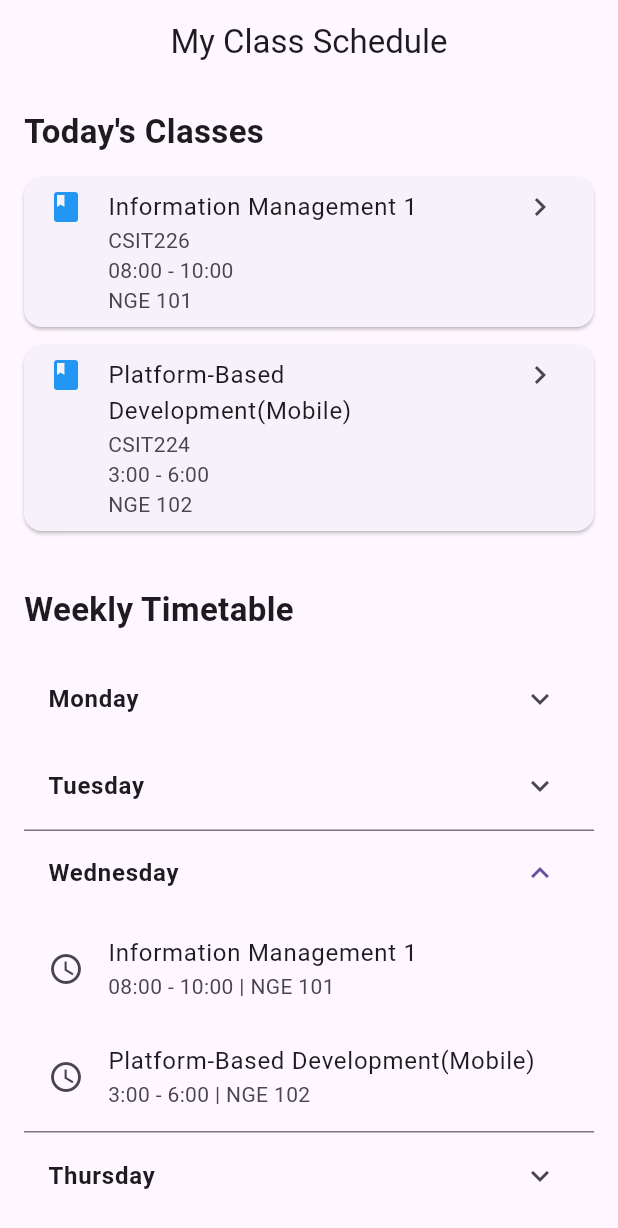
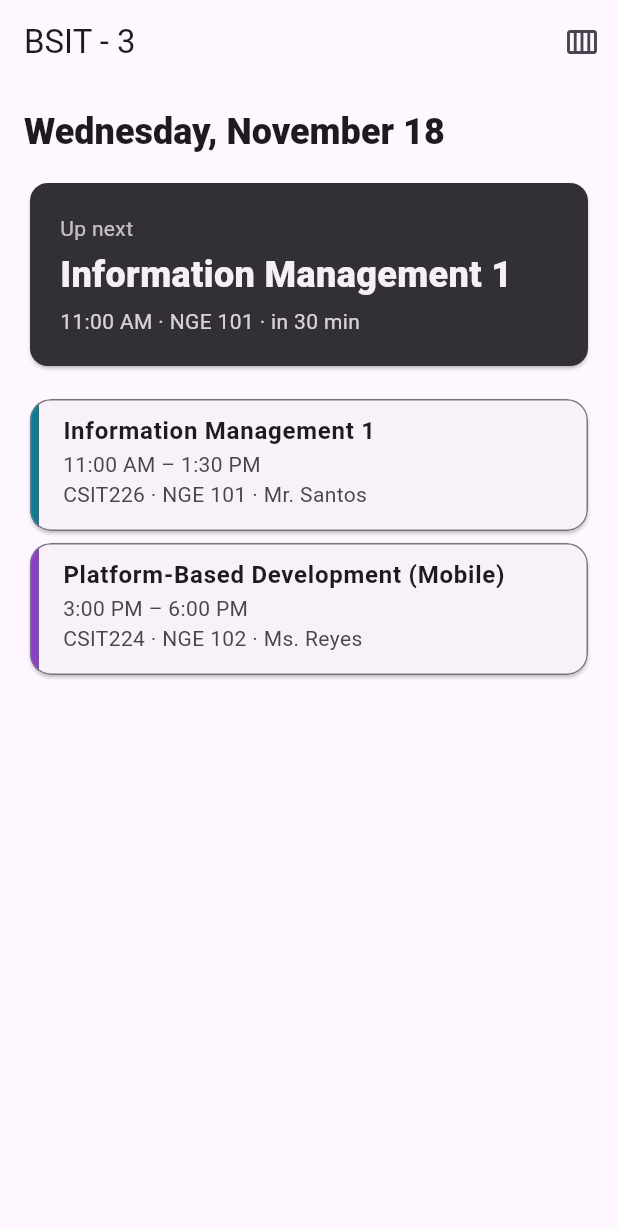
Before and after one commit to athena0311/CSIT284-Capstone-Benemerito, a Flutter app: the screen it shows after launch, on a phone screen of 412 x 824 dp. Shown: the top 1228 px of the screen. Run offline on Flutter 3.47's test engine with Material 3 defaults, Android fonts, the phone set to English and light mode, and no system bars.

Commit message:
add home screen showing today's classes with current/next status

```diff
--- a/capstone_benemerito/lib/data/dummy_items.dart
+++ b/capstone_benemerito/lib/data/dummy_items.dart
@@ -1,53 +1,28 @@
-
-class ScheduleItem {
-  final String id;
-  final String subject;
-  final String subjectCode;
-  final String instructor;
-  final String room;
-  final int dayOfWeek;
-  final String startTime;
-  final String endTime;
-  final int reminderMinutesBefore;
-
-  const ScheduleItem({
-    required this.id,
-    required this.subject,
-    required this.subjectCode,
-    required this.instructor,
-    required this.room,
-    required this.dayOfWeek,
-    required this.startTime,
-    required this.endTime,
-    this.reminderMinutesBefore = 10,
-  });
-}
+import '../models/schedule_item.dart';
 
 final List<ScheduleItem> dummySchedules = [
   // MONDAY
-  ScheduleItem(
+  const ScheduleItem(
       id: '1',
       subject: 'Human Computer Interaction',
       subjectCode: 'CSIT238',
       instructor: 'Mr. Santos',
       room: 'GLE 201',
       dayOfWeek: 1,
-    startTime: '08:00',
-    endTime: '10:00',
-  ),
-  ScheduleItem(
+      startTime: '13:00',
+      endTime: '15:00'),
+  const ScheduleItem(
       id: '2',
       subject: 'Systems Administration and Maintenance',
       subjectCode: 'IT344',
       instructor: 'Ms. Reyes',
       room: 'RTL 300',
       dayOfWeek: 1,
-    startTime: '10:30',
-    endTime: '12:30',
-  ),
+      startTime: '15:00',
+      endTime: '17:00'),
 
   // TUESDAY
-  ScheduleItem(
+  const ScheduleItem(
       id: '3',
       subject: 'Information Assurance and Security',
       subjectCode: 'CSIT385',
@@ -55,9 +30,8 @@ final List<ScheduleItem> dummySchedules = [
       room: 'NGE 104',
       dayOfWeek: 2,
       startTime: '08:00',
-    endTime: '10:00',
-  ),
-  ScheduleItem(
+      endTime: '10:00'),
+  const ScheduleItem(
       id: '4',
       subject: 'Object-Oriented Programming 2',
       subjectCode: 'CSIT228',
@@ -65,33 +39,30 @@ final List<ScheduleItem> dummySchedules = [
       room: 'RTL 301',
       dayOfWeek: 2,
       startTime: '13:00',
-    endTime: '15:00',
-  ),
+      endTime: '15:00'),
 
   // WEDNESDAY
-  ScheduleItem(
+  const ScheduleItem(
       id: '5',
       subject: 'Information Management 1',
       subjectCode: 'CSIT226',
       instructor: 'Mr. Santos',
       room: 'NGE 101',
       dayOfWeek: 3,
-    startTime: '08:00',
-    endTime: '10:00',
-  ),
-  ScheduleItem(
+      startTime: '11:00',
+      endTime: '13:30'),
+  const ScheduleItem(
       id: '6',
-    subject: 'Platform-Based Development(Mobile)',
+      subject: 'Platform-Based Development (Mobile)',
       subjectCode: 'CSIT224',
       instructor: 'Ms. Reyes',
       room: 'NGE 102',
       dayOfWeek: 3,
-    startTime: '3:00',
-    endTime: '6:00',
-  ),
+      startTime: '15:00',
+      endTime: '18:00'),
 
   // THURSDAY
-  ScheduleItem(
+  const ScheduleItem(
       id: '7',
       subject: 'Data Structures and Algorithms',
       subjectCode: 'CSIT226',
@@ -99,9 +70,8 @@ final List<ScheduleItem> dummySchedules = [
       room: 'Computer Lab 1',
       dayOfWeek: 4,
       startTime: '08:00',
-    endTime: '10:00',
-  ),
-  ScheduleItem(
+      endTime: '10:00'),
+  const ScheduleItem(
       id: '8',
       subject: 'Object-Oriented Programming 2',
       subjectCode: 'CSIT228',
@@ -109,11 +79,10 @@ final List<ScheduleItem> dummySchedules = [
       room: 'NGE 102',
       dayOfWeek: 4,
       startTime: '13:00',
-    endTime: '15:00',
-  ),
+      endTime: '15:00'),
 
   // FRIDAY
-  ScheduleItem(
+  const ScheduleItem(
       id: '9',
       subject: 'Information Assurance and Security',
       subjectCode: 'CSIT385',
@@ -121,11 +90,10 @@ final List<ScheduleItem> dummySchedules = [
       room: 'Computer Lab 2',
       dayOfWeek: 5,
       startTime: '08:00',
-    endTime: '11:00',
-  ),
+      endTime: '11:00'),
 
   // SATURDAY
-  ScheduleItem(
+  const ScheduleItem(
       id: '10',
       subject: 'Physical Education',
       subjectCode: 'PATHFIT2',
@@ -133,23 +101,17 @@ final List<ScheduleItem> dummySchedules = [
       room: 'University Gym',
       dayOfWeek: 6,
       startTime: '08:00',
-    endTime: '10:00',
-  ),
+      endTime: '10:00'),
 ];
 
-// Get schedules for a specific day
+// Get schedules for a specific day (1 = Monday … 7 = Sunday)
 List<ScheduleItem> getSchedulesForDay(int day) {
-  final schedules = dummySchedules
-      .where((item) => item.dayOfWeek == day)
-      .toList();
-
-  schedules.sort((a, b) =>
-      a.startTime.compareTo(b.startTime));
-
+  final schedules =
+      dummySchedules.where((item) => item.dayOfWeek == day).toList();
+  schedules.sort((a, b) => a.startMinutes.compareTo(b.startMinutes));
   return schedules;
 }
 
 // Get today's classes
-List<ScheduleItem> getTodaysSchedules() {
-  return getSchedulesForDay(DateTime.now().weekday);
-}
+List<ScheduleItem> getTodaysSchedules() =>
+    getSchedulesForDay(DateTime.now().weekday);
--- a/capstone_benemerito/lib/models/schedule_item.dart
+++ b/capstone_benemerito/lib/models/schedule_item.dart
@@ -0,0 +1,61 @@
+import 'package:flutter/material.dart';
+
+class ScheduleItem {
+  final String id;
+  final String subject;
+  final String subjectCode;
+  final String instructor;
+  final String room;
+  final int dayOfWeek; // 1 = Monday … 7 = Sunday (DateTime.weekday)
+  final String startTime; // 24-hour "HH:mm"
+  final String endTime; // 24-hour "HH:mm"
+  final int reminderMinutesBefore;
+
+  const ScheduleItem({
+    required this.id,
+    required this.subject,
+    required this.subjectCode,
+    required this.instructor,
+    required this.room,
+    required this.dayOfWeek,
+    required this.startTime,
+    required this.endTime,
+    this.reminderMinutesBefore = 10,
+  });
+
+  static int _parse(String t) {
+    final p = t.split(':');
+    return int.parse(p[0]) * 60 + int.parse(p[1]);
+  }
+
+  /// Minutes since midnight.
+  int get startMinutes => _parse(startTime);
+  int get endMinutes => _parse(endTime);
+
+  /// Notification ids must be ints; ids in the seed data are numeric strings.
+  int get notificationId => int.parse(id);
+
+  static String format(int minutes) {
+    var h = minutes ~/ 60;
+    final m = (minutes % 60).toString().padLeft(2, '0');
+    final ap = h >= 12 ? 'PM' : 'AM';
+    h = h % 12;
+    if (h == 0) h = 12;
+    return '$h:$m $ap';
+  }
+
+  String get timeRange => '${format(startMinutes)} – ${format(endMinutes)}';
+
+  static const palette = [
+    Color(0xFF2F4BD8),
+    Color(0xFF0E8F6E),
+    Color(0xFFC2410C),
+    Color(0xFF8B3FC4),
+    Color(0xFFB4236B),
+    Color(0xFF0F7C96),
+  ];
+
+  /// Same subject code always gets the same color.
+  Color get color =>
+      palette[subjectCode.codeUnits.fold<int>(0, (a, b) => a + b) % palette.length];
+}
--- a/capstone_benemerito/lib/screens/home_screen.dart
+++ b/capstone_benemerito/lib/screens/home_screen.dart
@@ -1,120 +1,276 @@
+import 'dart:async';
 
 import 'package:flutter/material.dart';
+
 import 'package:capstone_benemerito/data/dummy_items.dart';
+import 'package:capstone_benemerito/models/schedule_item.dart';
+import 'package:capstone_benemerito/screens/timetable_screen.dart';
 
-class HomeScreen extends StatelessWidget {
+const _dayNames = [
+  '',
+  'Monday',
+  'Tuesday',
+  'Wednesday',
+  'Thursday',
+  'Friday',
+  'Saturday',
+  'Sunday',
+];
+const _monthNames = [
+  '',
+  'January',
+  'February',
+  'March',
+  'April',
+  'May',
+  'June',
+  'July',
+  'August',
+  'September',
+  'October',
+  'November',
+  'December',
+];
+
+class HomeScreen extends StatefulWidget {
   const HomeScreen({super.key});
 
   @override
+  State<HomeScreen> createState() => _HomeScreenState();
+}
+
+class _HomeScreenState extends State<HomeScreen> {
+  Timer? _timer;
+
+  @override
+  void initState() {
+    super.initState();
+    _timer = Timer.periodic(
+      const Duration(seconds: 30),
+      (_) => setState(() {}),
+    );
+  }
+
+  @override
+  void dispose() {
+    _timer?.cancel();
+    super.dispose();
+  }
+
+  String _nextClassText(int weekday) {
+    for (var i = 1; i <= 7; i++) {
+      final d = (weekday - 1 + i) % 7 + 1;
+      final list = dummySchedules.where((x) => x.dayOfWeek == d).toList()
+        ..sort((a, b) => a.startMinutes.compareTo(b.startMinutes));
+      if (list.isNotEmpty) {
+        final when = i == 1 ? 'tomorrow' : _dayNames[d];
+        return 'Next class: $when at ${ScheduleItem.format(list.first.startMinutes)} (${list.first.subjectCode})';
+      }
+    }
+    return '';
+  }
+
+  @override
   Widget build(BuildContext context) {
-    final today = DateTime.now().weekday;
-    final todaySchedules = getTodaysSchedules();
+    final now = DateTime.now();
+    final minutes = now.hour * 60 + now.minute;
+    final today =
+        dummySchedules.where((x) => x.dayOfWeek == now.weekday).toList()
+          ..sort((a, b) => a.startMinutes.compareTo(b.startMinutes));
+
+    ScheduleItem? current;
+    ScheduleItem? next;
+    for (final i in today) {
+      if (minutes >= i.startMinutes && minutes < i.endMinutes) {
+        current = i;
+      } else if (minutes < i.startMinutes && next == null) {
+        next = i;
+      }
+    }
 
     return Scaffold(
       appBar: AppBar(
-        title: const Text('My Class Schedule'),
-        centerTitle: true,
+        title: const Text('BSIT - 3'),
+        actions: [
+          IconButton(
+            tooltip: 'Weekly timetable',
+            icon: const Icon(Icons.calendar_view_week),
+            onPressed: () => Navigator.of(
+              context,
+            ).push(MaterialPageRoute(builder: (_) => const TimetableScreen())),
+          ),
+        ],
       ),
+      body: ListView(
+        padding: const EdgeInsets.all(16),
+        children: [
+          Text(
+            '${_dayNames[now.weekday]}, ${_monthNames[now.month]} ${now.day}',
+            style: Theme.of(context).textTheme.headlineSmall
+                ?.copyWith(fontWeight: FontWeight.w800),
+          ),
+          const SizedBox(height: 14),
+          _StatusCard(
+            current: current,
+            next: next,
+            minutes: minutes,
+            emptyText: today.isEmpty
+                ? 'No classes today'
+                : 'No more classes today',
+            nextDayText: _nextClassText(now.weekday),
+          ),
+          const SizedBox(height: 14),
+          if (today.isEmpty)
+            const Padding(
+              padding: EdgeInsets.symmetric(vertical: 24),
+              child: Center(
+                child: Text(
+                  'Nothing scheduled. Open the weekly view to plan ahead.',
+                ),
+              ),
+            )
+          else
+            for (final item in today)
+              _ClassTile(
+                item: item,
+                isPast: minutes >= item.endMinutes,
+                isNow: item == current,
+              ),
+        ],
+      ),
+    );
+  }
+}
 
-      body: SingleChildScrollView(
-        padding: const EdgeInsets.all(16),
+class _StatusCard extends StatelessWidget {
+  const _StatusCard({
+    required this.current,
+    required this.next,
+    required this.minutes,
+    required this.emptyText,
+    required this.nextDayText,
+  });
+
+  final ScheduleItem? current;
+  final ScheduleItem? next;
+  final int minutes;
+  final String emptyText;
+  final String nextDayText;
+
+  @override
+  Widget build(BuildContext context) {
+    final scheme = Theme.of(context).colorScheme;
+    String label, title, sub;
+    double? progress;
+
+    if (current != null) {
+      final c = current!;
+      label = 'In class now';
+      title = c.subject;
+      sub = '${c.room} · ends in ${c.endMinutes - minutes} min';
+      progress = (minutes - c.startMinutes) / (c.endMinutes - c.startMinutes);
+    } else if (next != null) {
+      final n = next!;
+      label = 'Up next';
+      title = n.subject;
+      sub =
+          '${ScheduleItem.format(n.startMinutes)} · ${n.room} · in ${n.startMinutes - minutes} min';
+    } else {
+      label = 'Free';
+      title = emptyText;
+      sub = nextDayText;
+    }
+
+    return Card(
+      color: scheme.inverseSurface,
+      child: Padding(
+        padding: const EdgeInsets.all(20),
         child: Column(
           crossAxisAlignment: CrossAxisAlignment.start,
           children: [
-            const Text(
-              "Today's Classes",
+            Text(
+              label,
+              style: TextStyle(color: scheme.onInverseSurface.withOpacity(.75)),
+            ),
+            const SizedBox(height: 4),
+            Text(
+              title,
               style: TextStyle(
-                fontSize: 22,
-                fontWeight: FontWeight.bold,
+                color: scheme.onInverseSurface,
+                fontSize: 24,
+                fontWeight: FontWeight.w800,
               ),
             ),
-
-            const SizedBox(height: 15),
-
-            if (todaySchedules.isEmpty)
-              const Card(
-                child: Padding(
-                  padding: EdgeInsets.all(20),
-                  child: Center(
-                    child: Text('No classes scheduled today!'),
-                  ),
-                ),
-              )
-            else
-              ...todaySchedules.map((schedule) {
-                return Card(
-                  margin: const EdgeInsets.only(bottom: 12),
-                  child: ListTile(
-                    leading: const Icon(
-                      Icons.book,
-                      color: Colors.blue,
-                    ),
-                    title: Text(schedule.subject),
-                    subtitle: Text(
-                      '${schedule.subjectCode}\n'
-                      '${schedule.startTime} - ${schedule.endTime}\n'
-                      '${schedule.room}',
-                    ),
-                    isThreeLine: true,
-                    trailing: const Icon(Icons.chevron_right),
-                  ),
-                );
-              }),
-
-            const SizedBox(height: 25),
-
-            const Text(
-              'Weekly Timetable',
-              style: TextStyle(
-                fontSize: 22,
-                fontWeight: FontWeight.bold,
+            const SizedBox(height: 4),
+            Text(
+              sub,
+              style: TextStyle(color: scheme.onInverseSurface.withOpacity(.85)),
+            ),
+            if (progress != null) ...[
+              const SizedBox(height: 14),
+              LinearProgressIndicator(
+                value: progress.clamp(0, 1),
+                borderRadius: BorderRadius.circular(4),
               ),
-            ),
-
-            const SizedBox(height: 15),
-
-            ...List.generate(6, (index) {
-              final day = index + 1;
-              final schedules = getSchedulesForDay(day);
-
-              const days = [
-                'Monday',
-                'Tuesday',
-                'Wednesday',
-                'Thursday',
-                'Friday',
-                'Saturday',
-              ];
-
-              return ExpansionTile(
-                title: Text(
-                  days[index],
-                  style: const TextStyle(
-                    fontWeight: FontWeight.bold,
-                  ),
-                ),
-                initiallyExpanded: day == today,
-                children: schedules.isEmpty
-                    ? [
-                        const ListTile(
-                          title: Text('No classes'),
-                        )
-                      ]
-                    : schedules.map((schedule) {
-                        return ListTile(
-                          title: Text(schedule.subject),
-                          subtitle: Text(
-                            '${schedule.startTime} - '
-                            '${schedule.endTime} | ${schedule.room}',
-                          ),
-                          leading: const Icon(Icons.access_time),
-                        );
-                      }).toList(),
-              );
-            }),
+            ],
           ],
         ),
       ),
     );
   }
 }
+
+class _ClassTile extends StatelessWidget {
+  const _ClassTile({
+    required this.item,
+    required this.isPast,
+    required this.isNow,
+  });
+
+  final ScheduleItem item;
+  final bool isPast;
+  final bool isNow;
+
+  @override
+  Widget build(BuildContext context) {
+    return Opacity(
+      opacity: isPast ? .5 : 1,
+      child: Card(
+        clipBehavior: Clip.antiAlias,
+        shape: RoundedRectangleBorder(
+          borderRadius: BorderRadius.circular(14),
+          side: BorderSide(
+            color: isNow ? item.color : Theme.of(context).dividerColor,
+          ),
+        ),
+        child: IntrinsicHeight(
+          child: Row(
+            crossAxisAlignment: CrossAxisAlignment.stretch,
+            children: [
+              Container(width: 6, color: item.color),
+              Expanded(
+                child: ListTile(
+                  title: Text(
+                    item.subject,
+                    style: const TextStyle(fontWeight: FontWeight.w700),
+                  ),
+                  subtitle: Text(
+                    '${item.timeRange}\n${item.subjectCode} · ${item.room} · ${item.instructor}',
+                  ),
+                  isThreeLine: true,
+                  trailing: isNow
+                      ? Chip(
+                          label: const Text('Now'),
+                          backgroundColor: item.color,
+                          labelStyle: const TextStyle(color: Colors.white),
+                        )
+                      : null,
+                ),
+              ),
+            ],
+          ),
+        ),
+      ),
+    );
+  }
+}
```
Lines whose indentation alone changed are shown as unchanged.
